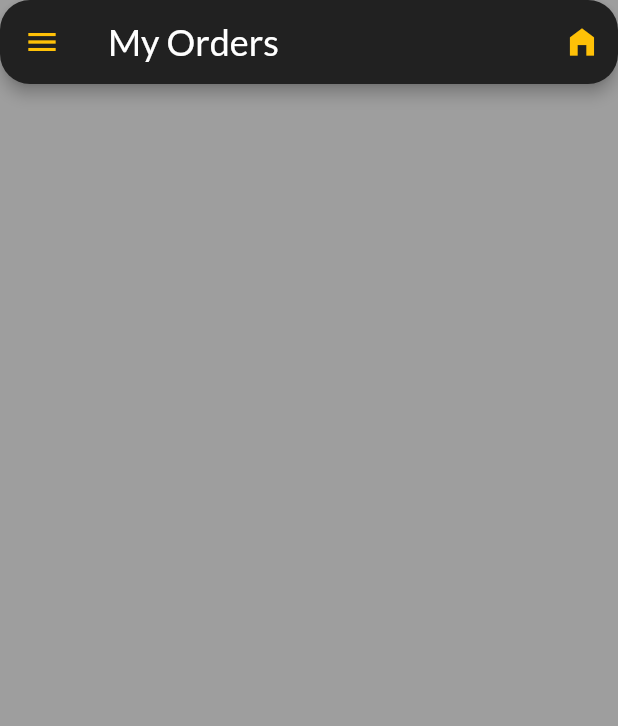
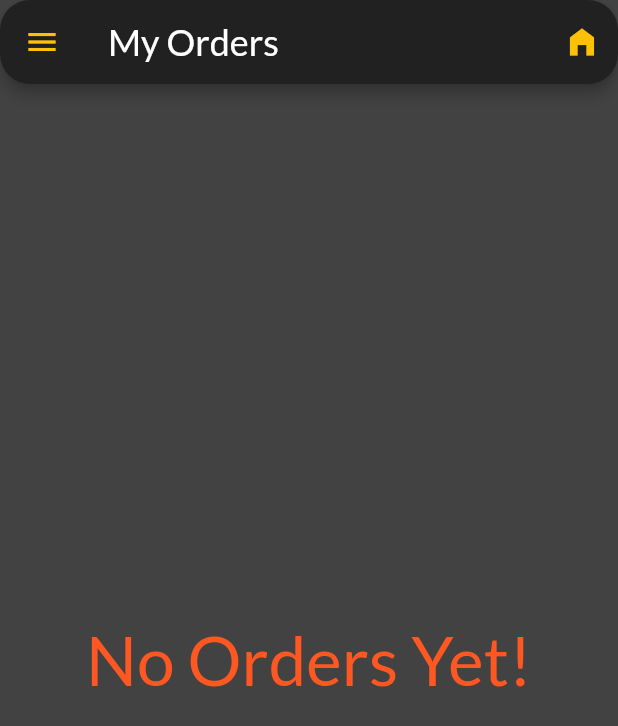
Before and after one commit to ShadowMasterAJ/Online_Shop, a Flutter app: the screen it shows after launch, in the side drawer, after a tap on the "favorite outline" icon, on a phone screen of 412 x 824 dp. Shown: the top 726 px of the screen. Run offline on Flutter 3.47's test engine with Material 2 defaults, Android fonts, the phone set to English and light mode, and no system bars; network calls fail.

Commit message:
Fixed sub quantity + Added user products + General UI changes + Added App Drawer + Confirmation Snackbars

```diff
--- a/lib/main.dart
+++ b/lib/main.dart
@@ -5,6 +5,7 @@ import './screens/product_overview_screen.dart';
 import './screens/product_detail_screen.dart';
 import './screens/cart_screen.dart';
 import './screens/orders_screen.dart';
+import '../screens/user_products_screen.dart';
 
 import './providers/products.dart';
 import './providers/cart.dart';
@@ -34,9 +35,10 @@ class MyApp extends StatelessWidget {
             primarySwatch: Colors.grey,
             accentColor: Colors.deepOrange,
             primaryIconTheme: IconThemeData(color: Colors.amber),
-            canvasColor: Colors.grey,
+            canvasColor: Colors.grey[800],
+            dividerTheme: DividerThemeData(color: Colors.red, thickness: 1.5),
             textTheme: TextTheme(
-              headline6: TextStyle(color: Colors.deepOrange, fontSize: 22),
+              headline6: TextStyle(color: Colors.deepOrange, fontSize: 24),
               headline5: TextStyle(color: Colors.white),
               headline4:
                   TextStyle(color: Colors.black, fontWeight: FontWeight.bold),
@@ -47,6 +49,7 @@ class MyApp extends StatelessWidget {
           ProductDetailScreen.routeName: (ctx) => ProductDetailScreen(),
           CartScreen.routeName: (ctx) => CartScreen(),
           OrdersScreen.routeName: (ctx) => OrdersScreen(),
+          UserProductsScreen.routeName: (ctx) => UserProductsScreen(),
         },
       ),
     );
--- a/lib/providers/products.dart
+++ b/lib/providers/products.dart
@@ -1,4 +1,5 @@
 import 'package:flutter/material.dart';
+
 import './product.dart';
 
 class Products with ChangeNotifier {
--- a/lib/screens/cart_screen.dart
+++ b/lib/screens/cart_screen.dart
@@ -2,7 +2,7 @@ import 'package:flutter/material.dart';
 import 'package:provider/provider.dart';
 
 import '../providers/cart.dart' show Cart;
-import '../widgets/cart_item.dart';
+import '../widgets/cart_screen_item.dart';
 import '../providers/orders.dart';
 
 class CartScreen extends StatelessWidget {
--- a/lib/screens/orders_screen.dart
+++ b/lib/screens/orders_screen.dart
@@ -33,12 +33,21 @@ class OrdersScreen extends StatelessWidget {
         ],
       ),
       drawer: AppDrawer(),
-      body: ListView.builder(
-        itemCount: ordersData.orders.length,
-        itemBuilder: (ctx, i) {
-          return OrderScreenItem(ordersData.orders[i]);
-        },
-      ),
+      body: ordersData.orders.length > 0
+          ? ListView.builder(
+              itemCount: ordersData.orders.length,
+              itemBuilder: (ctx, i) {
+                return OrderScreenItem(ordersData.orders[i]);
+              },
+            )
+          : Center(
+              child: Text(
+                'No Orders Yet!',
+                style: Theme.of(context).textTheme.headline3.copyWith(
+                      color: Theme.of(context).accentColor,
+                    ),
+              ),
+            ),
     );
   }
 }
--- a/lib/screens/product_overview_screen.dart
+++ b/lib/screens/product_overview_screen.dart
@@ -46,6 +46,7 @@ class _ProductOverviewScreenState extends State<ProductOverviewScreen> {
                   cart.itemCount > 0
                       ? Icons.shopping_cart
                       : Icons.shopping_cart_outlined,
+                  size: 30,
                   color: Theme.of(context).accentColor,
                 ),
                 onPressed: () {
@@ -53,8 +54,12 @@ class _ProductOverviewScreenState extends State<ProductOverviewScreen> {
                 },
               ),
             ),
-            PopupMenuButton(
-              onSelected: (FilterOptions selection) {
+            PopupMenuButton<Object>(
+              color: Colors.black87,
+              shape: RoundedRectangleBorder(
+                borderRadius: BorderRadius.circular(20),
+              ),
+              onSelected: (Object selection) {
                 setState(() {
                   if (selection == FilterOptions.Favorites) {
                     _showFavorites = true;
@@ -65,17 +70,29 @@ class _ProductOverviewScreenState extends State<ProductOverviewScreen> {
               },
               icon: Icon(
                 Icons.more_vert_rounded,
+                size: 30,
                 color: Theme.of(context).accentColor,
               ),
-              itemBuilder: (_) => [
+              itemBuilder: (ctx) => <PopupMenuEntry<Object>>[
                 PopupMenuItem(
-                  child: Text('Show Favourites'),
+                  child: Text('Show Favourites',
+                      style: Theme.of(context)
+                          .textTheme
+                          .headline5
+                          .copyWith(fontSize: 18, fontWeight: FontWeight.w100)),
                   value: FilterOptions.Favorites,
                 ),
+                PopupMenuDivider(
+                    // height: 20,
+                    ),
                 PopupMenuItem(
-                  child: Text('Show All'),
+                  child: Text('Show All',
+                      style: Theme.of(context)
+                          .textTheme
+                          .headline5
+                          .copyWith(fontSize: 18, fontWeight: FontWeight.w100)),
                   value: FilterOptions.All,
-                )
+                ),
               ],
             ),
           ],
--- a/lib/widgets/app_drawer.dart
+++ b/lib/widgets/app_drawer.dart
@@ -1,6 +1,7 @@
 import 'package:flutter/material.dart';
 
 import '../screens/orders_screen.dart';
+import '../screens/user_products_screen.dart';
 
 class AppDrawer extends StatelessWidget {
   @override
@@ -90,6 +91,40 @@ class AppDrawer extends StatelessWidget {
                   ),
                 ),
               ),
+              SizedBox(
+                height: 15,
+              ),
+              GestureDetector(
+                onTap: () {
+                  Navigator.of(context)
+                      .pushReplacementNamed(UserProductsScreen.routeName);
+                },
+                child: Card(
+                  elevation: 15,
+                  shape: RoundedRectangleBorder(
+                      borderRadius: BorderRadius.circular(10)),
+                  color: Colors.grey[900],
+                  child: Padding(
+                    padding: const EdgeInsets.all(15.0),
+                    child: Row(
+                      children: [
+                        Icon(
+                          Icons.edit,
+                          color: Theme.of(context).accentColor,
+                        ),
+                        SizedBox(
+                          width: 20,
+                        ),
+                        Text('Manage Products',
+                            style: Theme.of(context)
+                                .textTheme
+                                .headline5
+                                .copyWith(fontSize: 22)),
+                      ],
+                    ),
+                  ),
+                ),
+              ),
             ],
           ),
         ),
--- a/lib/widgets/order_screen_item.dart
+++ b/lib/widgets/order_screen_item.dart
@@ -31,10 +31,10 @@ class _OrderScreenItemState extends State<OrderScreenItem> {
                   height: 60,
                   child: Column(
                     mainAxisAlignment: MainAxisAlignment.spaceEvenly,
+                    crossAxisAlignment: CrossAxisAlignment.start,
                     children: [
                       Text(
                         '\$${widget.order.amount.toStringAsFixed(2)}',
-                        textAlign: TextAlign.left,
                         style: Theme.of(context)
                             .textTheme
                             .headline4
@@ -67,6 +67,7 @@ class _OrderScreenItemState extends State<OrderScreenItem> {
             if (_expanded)
               Divider(
                 color: Colors.black,
+                thickness: 1.5,
               ),
             if (_expanded)
               Container(
@@ -90,6 +91,7 @@ class _OrderScreenItemState extends State<OrderScreenItem> {
             if (_expanded)
               Divider(
                 color: Colors.black,
+                thickness: 1.5,
               ),
             // if (_expanded)
             //   Container(
--- a/lib/widgets/product_item.dart
+++ b/lib/widgets/product_overview_screen_item.dart
@@ -59,14 +59,11 @@ class _ProductItemState extends State<ProductItem> {
                       ),
                     ),
                   ),
-                  title: FittedBox(
-                    fit: BoxFit.scaleDown,
-                    child: Text(
-                      product.title,
-                      style: TextStyle(fontSize: 20),
-                      textAlign: TextAlign.center,
-                      softWrap: true,
-                    ),
+                  title: Text(
+                    product.title,
+                    style: TextStyle(fontSize: 18),
+                    textAlign: TextAlign.center,
+                    softWrap: true,
                   ),
                   trailing: Consumer<Cart>(
                     builder: (_, cart, child) =>
@@ -86,6 +83,20 @@ class _ProductItemState extends State<ProductItem> {
                             product.id,
                             product.title,
                             product.price,
+                          );
+                          ScaffoldMessenger.of(context).hideCurrentSnackBar();
+                          ScaffoldMessenger.of(context).showSnackBar(
+                            SnackBar(
+                              duration: Duration(seconds: 3),
+                              content:
+                                  Text('Item was successfully added to cart'),
+                              action: SnackBarAction(
+                                label: 'UNDO',
+                                onPressed: () {
+                                  cart.subtractQuantity(product.id);
+                                },
+                              ),
+                            ),
                           );
                         });
                       },
--- a/lib/widgets/products_grid.dart
+++ b/lib/widgets/products_grid.dart
@@ -1,7 +1,7 @@
 import 'package:flutter/material.dart';
 import 'package:provider/provider.dart';
 import '../providers/products.dart';
-import './product_item.dart';
+import 'product_overview_screen_item.dart';
 
 class ProductsGrid extends StatelessWidget {
   final bool _showFavs;
@@ -11,7 +11,8 @@ class ProductsGrid extends StatelessWidget {
   Widget build(BuildContext context) {
     final productsData = Provider.of<Products>(context);
     final products = _showFavs ? productsData.favItems : productsData.items;
-    return GridView.builder(
+    return products.length > 0
+        ? GridView.builder(
             padding: const EdgeInsets.all(10),
             itemCount: products.length,
             gridDelegate: SliverGridDelegateWithFixedCrossAxisCount(
@@ -22,10 +23,15 @@ class ProductsGrid extends StatelessWidget {
             ),
             itemBuilder: (ctx, i) => ChangeNotifierProvider.value(
               value: products[i],
-        child: ProductItem(
-            // products[i].id,
-            // products[i].imageURL,
-            // products[i].title,
+              child: ProductItem(),
+            ),
+          )
+        : Center(
+            child: Text(
+              'No Favorites Yet!',
+              textAlign: TextAlign.center,
+              style: Theme.of(context).textTheme.headline4.copyWith(
+                    color: Theme.of(context).accentColor,
                   ),
             ),
           );
```
Also changed, not shown: lib/providers/cart.dart (+22 -8 lines), lib/screens/user_products_screen.dart (added, +60 -0 lines), lib/widgets/cart_screen_item.dart (renamed from lib/widgets/cart_item.dart, +43 -3 lines), lib/widgets/user_products_screen_item.dart (added, +40 -0 lines). Lines whose indentation alone changed are shown as unchanged.
